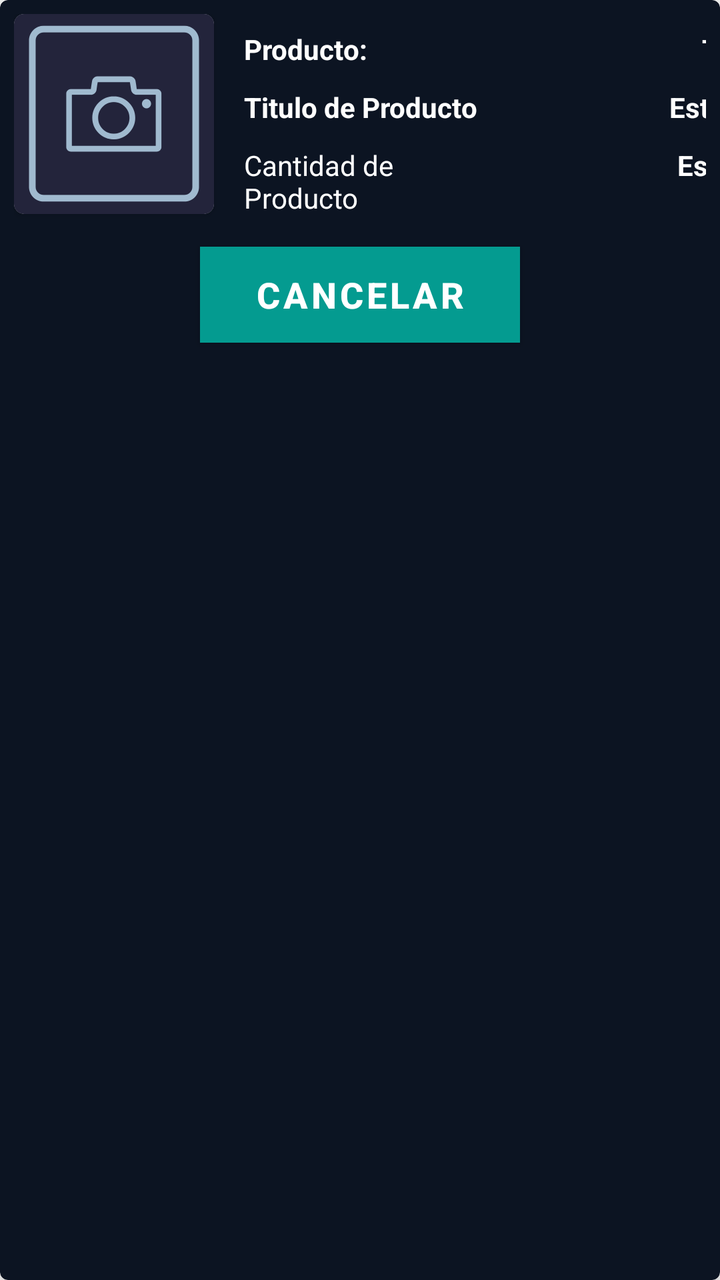
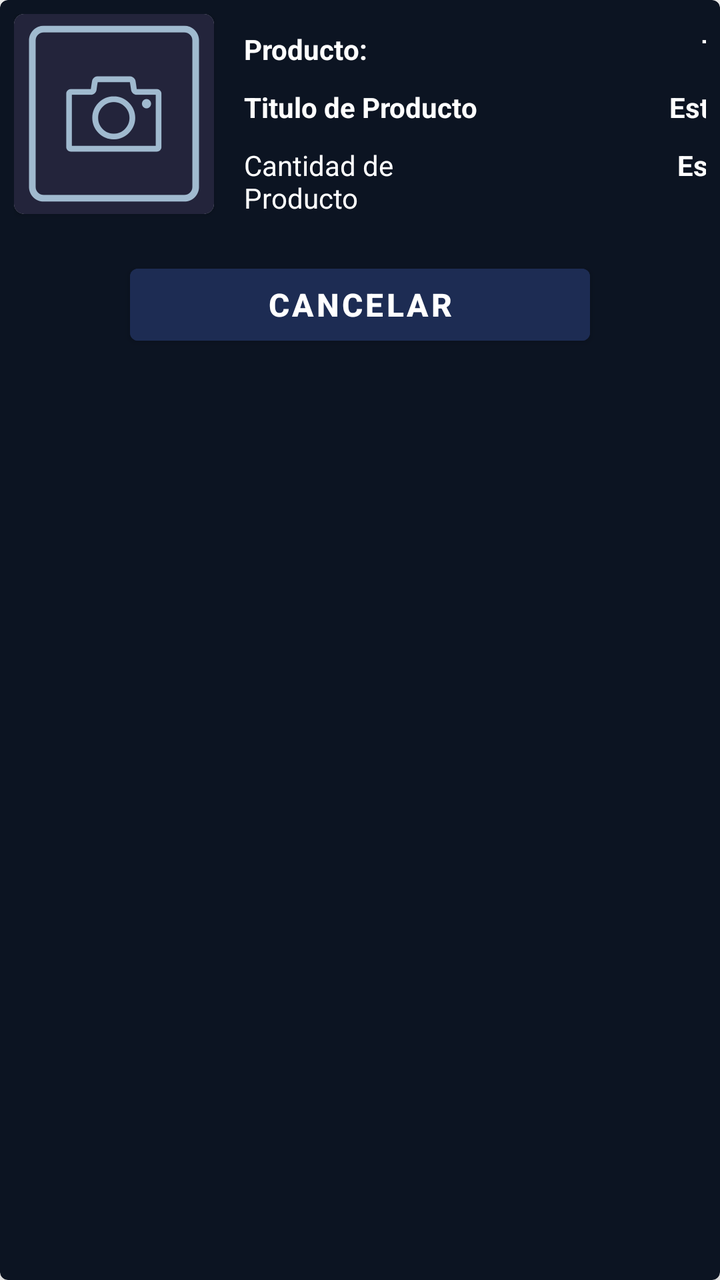

An Android layout rendered at two revisions. The XML below is the earlier revision; the diff shows what the commit changed to produce the second picture.
<!-- AndroidManifest.xml: application theme Theme.UNIverse -->
<!-- res/layout/order_check.xml -->
<?xml version="1.0" encoding="utf-8"?>
<androidx.cardview.widget.CardView xmlns:android="http://schemas.android.com/apk/res/android"
    android:layout_width="match_parent"
    android:layout_height="wrap_content"
    xmlns:app="http://schemas.android.com/apk/res-auto"
    android:id="@+id/card_view_order"
    app:cardBackgroundColor="@color/post"
    android:layout_margin="8dp"
    app:cardCornerRadius="4dp"
    app:contentPadding="2dp"
    app:cardElevation="6dp">

    <LinearLayout
        android:layout_width="match_parent"
        android:layout_height="wrap_content"
        android:orientation="vertical"
        android:padding="5dp">
        <LinearLayout
            android:layout_width="match_parent"
            android:layout_height="wrap_content"
            android:orientation="horizontal">
            <androidx.cardview.widget.CardView
                android:layout_width="100dp"
                android:layout_height="100dp"
                app:cardCornerRadius="5dp">
                <ImageView
                    android:id="@+id/orderCheck_photo"
                    android:layout_width="wrap_content"
                    android:layout_height="wrap_content"
                    android:src="@drawable/ic_foto_update"/>
            </androidx.cardview.widget.CardView>
            <LinearLayout
                android:layout_width="wrap_content"
                android:layout_height="wrap_content"
                android:layout_marginStart="10dp"
                android:layout_marginTop="3dp"
                android:orientation="vertical">
                <TextView
                    android:layout_width="140dp"
                    android:layout_height="wrap_content"
                    android:padding="5dp"
                    android:text="Producto:"
                    android:textColor="@color/white"
                    android:textStyle="bold"/>
                <TextView
                    android:id="@+id/orderCheck_titulo"
                    android:layout_width="140dp"
                    android:layout_height="wrap_content"
                    android:padding="5dp"
                    android:text="Titulo de Producto"
                    android:textColor="@color/white"
                    android:textStyle="bold"/>
                <TextView
                    android:id="@+id/orderCheck_cant"
                    android:layout_width="140dp"
                    android:layout_height="wrap_content"
                    android:padding="5dp"
                    android:text="Cantidad de Producto"
                    android:textColor="@color/white" />
            </LinearLayout>
            <LinearLayout
                android:layout_width="wrap_content"
                android:layout_height="wrap_content"
                android:layout_marginStart="10dp"
                android:layout_marginTop="3dp"
                android:orientation="vertical">
                <TextView
                    android:id="@+id/orderCheck_total"
                    android:layout_width="120dp"
                    android:layout_height="wrap_content"
                    android:padding="5dp"
                    android:text="Total"
                    android:textAlignment="textEnd"
                    android:textColor="@color/white"
                    android:textStyle="bold"/>
                <TextView
                    android:layout_width="120dp"
                    android:layout_height="wrap_content"
                    android:padding="5dp"
                    android:text="Estado:"
                    android:textAlignment="textEnd"
                    android:textColor="@color/white"
                    android:textStyle="bold"/>
                <TextView
                    android:id="@+id/orderCheck_state"
                    android:layout_width="120dp"
                    android:layout_height="wrap_content"
                    android:padding="5dp"
                    android:text="Estado"
                    android:textAlignment="textEnd"
                    android:textColor="@color/white"
                    android:textStyle="bold"/>
            </LinearLayout>
        </LinearLayout>
        <Button
            android:id="@+id/orderCheck_btn_cancelar"
            android:layout_width="160dp"
            android:layout_height="48dp"
            android:layout_marginTop="10dp"
            android:layout_marginBottom="10dp"
            android:layout_gravity="center"
            android:text="Cancelar"
            android:textStyle="bold"
            android:textSize="18sp"
            android:textColor="@color/white"
            android:background="@color/red"/>
    </LinearLayout>


</androidx.cardview.widget.CardView>
<!-- resources referenced by this layout -->
<resources>
  <color name="post">#0C1422</color>
  <color name="red">#C20E0E</color>
  <color name="white">#FFFFFFFF</color>
  <!-- drawable ic_foto_update: png bitmap (drawable, 8267 bytes) -->
  <style name="Theme.UNIverse" parent="Theme.MaterialComponents.DayNight.NoActionBar">
          
          <item name="colorPrimary">@color/cyan</item>
          <item name="colorPrimaryVariant">@color/purple_700</item>
          <item name="colorOnPrimary">@color/white</item>
          
          <item name="colorSecondary">@color/teal_200</item>
          <item name="colorSecondaryVariant">@color/teal_700</item>
          <item name="colorOnSecondary">@color/black</item>
          
          <item name="android:statusBarColor">?attr/colorPrimaryVariant</item>
          
          <item name="colorButtonNormal">@color/cyan</item>
      </style>
  <color name="cyan">#049B90</color>
  <color name="purple_700">#FF3700B3</color>
  <color name="teal_200">#FF03DAC5</color>
  <color name="teal_700">#FF018786</color>
  <color name="black">#FF000000</color>
</resources>

<!-- the commit's change to res/layout/order_check.xml (unified diff, before → after) -->
@@ -92,18 +92,19 @@
                     android:textStyle="bold"/>
             </LinearLayout>
         </LinearLayout>
+
         <Button
             android:id="@+id/orderCheck_btn_cancelar"
-            android:layout_width="160dp"
+            android:layout_width="230dp"
             android:layout_height="48dp"
-            android:layout_marginTop="10dp"
+            android:layout_gravity="center"
+            android:layout_marginTop="15dp"
             android:layout_marginBottom="10dp"
-            android:layout_gravity="center"
+            android:backgroundTint="@color/cloud_burst"
             android:text="Cancelar"
-            android:textStyle="bold"
-            android:textSize="18sp"
             android:textColor="@color/white"
-            android:background="@color/red"/>
+            android:textSize="16sp"
+            android:textStyle="bold" />
     </LinearLayout>
 
 
<!-- resource entries referenced after the edit -->
@@ -1,27 +1,27 @@
 <!-- resources referenced by this layout -->
 <resources>
+  <color name="cloud_burst">#1d2c53</color>
   <color name="post">#0C1422</color>
-  <color name="red">#C20E0E</color>
   <color name="white">#FFFFFFFF</color>
   <!-- drawable ic_foto_update: png bitmap (drawable, 8267 bytes) -->
   <style name="Theme.UNIverse" parent="Theme.MaterialComponents.DayNight.NoActionBar">
           
-          <item name="colorPrimary">@color/cyan</item>
+          <item name="colorPrimary">@color/sky_blue_button</item>
           <item name="colorPrimaryVariant">@color/purple_700</item>
           <item name="colorOnPrimary">@color/white</item>
           
           <item name="colorSecondary">@color/teal_200</item>
-          <item name="colorSecondaryVariant">@color/teal_700</item>
+          <item name="colorSecondaryVariant">@color/sky_blue_button</item>
           <item name="colorOnSecondary">@color/black</item>
           
           <item name="android:statusBarColor">?attr/colorPrimaryVariant</item>
           
           <item name="colorButtonNormal">@color/cyan</item>
       </style>
+  <color name="sky_blue_button">#008FFF</color>
   <color name="cyan">#049B90</color>
   <color name="purple_700">#FF3700B3</color>
   <color name="teal_200">#FF03DAC5</color>
-  <color name="teal_700">#FF018786</color>
   <color name="black">#FF000000</color>
 </resources>
 
